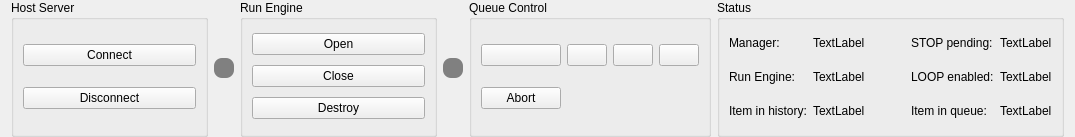
BCDA-APS/QSview, file src/QSviz/resources/status.ui: the form before one commit.
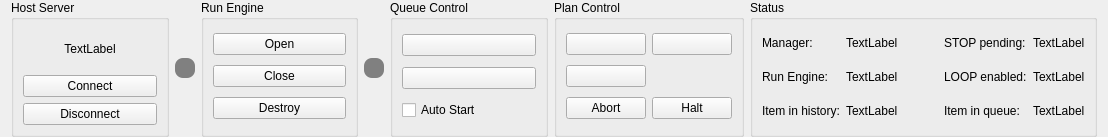
The form after the commit. Icons and pictures are not drawn.

Commit message: Reconfigure status bar to separate queue and RE control

```diff
--- a/src/QSviz/resources/status.ui
+++ b/src/QSviz/resources/status.ui
@@ -6,7 +6,7 @@
    <rect>
     <x>0</x>
     <y>0</y>
-    <width>1075</width>
+    <width>1108</width>
     <height>137</height>
    </rect>
   </property>
@@ -26,20 +26,30 @@
       <string>Host Server</string>
      </property>
      <layout class="QGridLayout" name="gridLayout_4">
-      <item row="0" column="0">
+      <item row="1" column="0">
        <widget class="QPushButton" name="connectButton">
         <property name="text">
          <string>Connect</string>
         </property>
        </widget>
       </item>
-      <item row="1" column="0">
+      <item row="2" column="0">
        <widget class="QPushButton" name="disconnectButton">
         <property name="text">
          <string>Disconnect</string>
         </property>
        </widget>
       </item>
+      <item row="0" column="0">
+       <widget class="QLabel" name="connectionStatusLabel">
+        <property name="text">
+         <string>TextLabel</string>
+        </property>
+        <property name="alignment">
+         <set>Qt::AlignCenter</set>
+        </property>
+       </widget>
+      </item>
      </layout>
     </widget>
    </item>
@@ -139,19 +149,13 @@
     </widget>
    </item>
    <item>
-    <widget class="QGroupBox" name="groupBox_3">
+    <widget class="QGroupBox" name="groupBox_5">
      <property name="title">
       <string>Queue Control</string>
      </property>
-     <layout class="QGridLayout" name="gridLayout_2">
-      <item row="0" column="1">
-       <widget class="QPushButton" name="queuePauseButton">
-        <property name="acceptDrops">
-         <bool>true</bool>
-        </property>
-        <property name="toolTip">
-         <string>Pause</string>
-        </property>
+     <layout class="QGridLayout" name="gridLayout_5">
+      <item row="1" column="0">
+       <widget class="QPushButton" name="queueStopButton">
         <property name="icon">
          <iconset>
           <normaloff>pause.png</normaloff>pause.png</iconset>
@@ -169,8 +173,35 @@
         </property>
        </widget>
       </item>
-      <item row="0" column="2">
-       <widget class="QPushButton" name="queueResumeButton">
+      <item row="2" column="0">
+       <widget class="QCheckBox" name="autoStartCheckBox">
+        <property name="text">
+         <string>Auto Start</string>
+        </property>
+       </widget>
+      </item>
+     </layout>
+    </widget>
+   </item>
+   <item>
+    <widget class="QGroupBox" name="groupBox_3">
+     <property name="title">
+      <string>Plan Control</string>
+     </property>
+     <layout class="QGridLayout" name="gridLayout_2">
+      <item row="2" column="0">
+       <widget class="QPushButton" name="reStopButton">
+        <property name="toolTip">
+         <string>Stop</string>
+        </property>
+        <property name="icon">
+         <iconset>
+          <normaloff>stop.png</normaloff>stop.png</iconset>
+        </property>
+       </widget>
+      </item>
+      <item row="1" column="1">
+       <widget class="QPushButton" name="reResumeButton">
         <property name="toolTip">
          <string>Resume</string>
         </property>
@@ -180,8 +211,11 @@
         </property>
        </widget>
       </item>
-      <item row="0" column="3">
-       <widget class="QPushButton" name="queueStopButton">
+      <item row="1" column="0">
+       <widget class="QPushButton" name="rePauseButton">
+        <property name="acceptDrops">
+         <bool>true</bool>
+        </property>
         <property name="toolTip">
          <string>Stop</string>
         </property>
@@ -191,8 +225,15 @@
         </property>
        </widget>
       </item>
-      <item row="1" column="0">
-       <widget class="QPushButton" name="queueAbortButton">
+      <item row="3" column="1">
+       <widget class="QPushButton" name="reHaltButton">
+        <property name="text">
+         <string>Halt</string>
+        </property>
+       </widget>
+      </item>
+      <item row="3" column="0">
+       <widget class="QPushButton" name="reAbortButton">
         <property name="toolTip">
          <string>Abort</string>
         </property>
```
Left out of the diff: 10 changed lines with no effect on the pictures.
